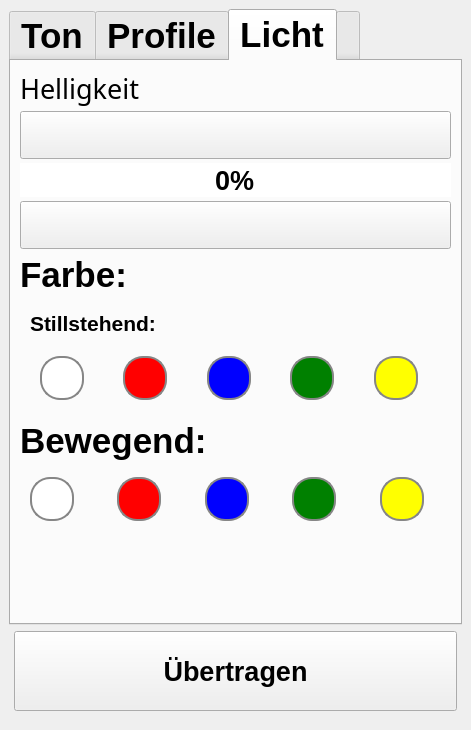
First picture: the form in klingelballui.ui, repository Sammasas/Klingelball-App, before the edit.
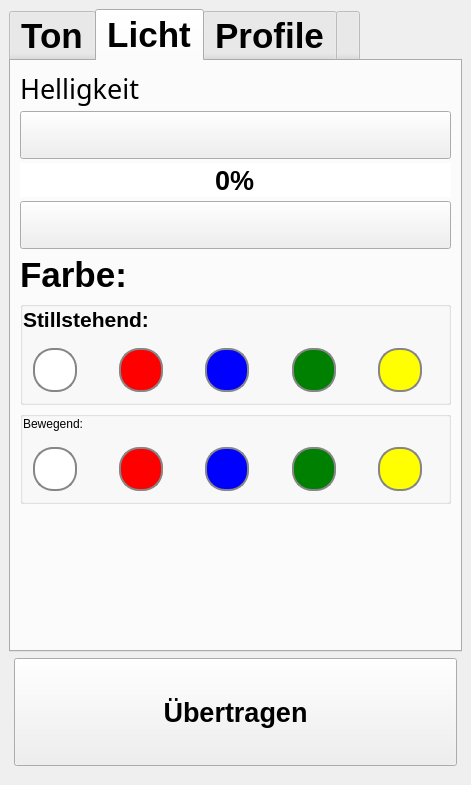
Second picture: the form after the edit. The open tabs and pages were chosen to show the change. Icons and pictures are not drawn.

```diff
--- a/klingelballui.ui
+++ b/klingelballui.ui
@@ -6,8 +6,8 @@
    <rect>
     <x>0</x>
     <y>0</y>
-    <width>462</width>
-    <height>730</height>
+    <width>444</width>
+    <height>785</height>
    </rect>
   </property>
   <property name="windowTitle">
@@ -741,6 +741,574 @@
         </item>
        </layout>
       </widget>
+      <widget class="QWidget" name="Light_tab">
+       <attribute name="title">
+        <string>Licht</string>
+       </attribute>
+       <layout class="QVBoxLayout" name="verticalLayout_9">
+        <item>
+         <layout class="QVBoxLayout" name="Helligkeit_Layout" stretch="4,4,4,4">
+          <property name="spacing">
+           <number>4</number>
+          </property>
+          <item>
+           <widget class="QLabel" name="Heilligkeit_Label">
+            <property name="sizePolicy">
+             <sizepolicy hsizetype="Minimum" vsizetype="Fixed">
+              <horstretch>0</horstretch>
+              <verstretch>0</verstretch>
+             </sizepolicy>
+            </property>
+            <property name="font">
+             <font>
+              <family>Magneto</family>
+              <pointsize>20</pointsize>
+              <bold>false</bold>
+             </font>
+            </property>
+            <property name="text">
+             <string>Helligkeit</string>
+            </property>
+            <property name="alignment">
+             <set>Qt::AlignBottom|Qt::AlignLeading|Qt::AlignLeft</set>
+            </property>
+            <property name="textInteractionFlags">
+             <set>Qt::LinksAccessibleByMouse</set>
+            </property>
+           </widget>
+          </item>
+          <item>
+           <widget class="QPushButton" name="Heilligkeit_erhoehen">
+            <property name="sizePolicy">
+             <sizepolicy hsizetype="Minimum" vsizetype="Preferred">
+              <horstretch>0</horstretch>
+              <verstretch>0</verstretch>
+             </sizepolicy>
+            </property>
+            <property name="accessibleName">
+             <string>Lautstärke erhöhen</string>
+            </property>
+            <property name="styleSheet">
+             <string notr="true"/>
+            </property>
+            <property name="text">
+             <string/>
+            </property>
+            <property name="icon">
+             <iconset resource="UI-Resources.qrc">
+              <normaloff>:/Icons/Chevron_Up_inverted.png</normaloff>:/Icons/Chevron_Up_inverted.png</iconset>
+            </property>
+            <property name="iconSize">
+             <size>
+              <width>40</width>
+              <height>12</height>
+             </size>
+            </property>
+           </widget>
+          </item>
+          <item>
+           <widget class="QSpinBox" name="Heilligkeit">
+            <property name="sizePolicy">
+             <sizepolicy hsizetype="Minimum" vsizetype="Preferred">
+              <horstretch>0</horstretch>
+              <verstretch>0</verstretch>
+             </sizepolicy>
+            </property>
+            <property name="font">
+             <font>
+              <pointsize>20</pointsize>
+              <bold>true</bold>
+             </font>
+            </property>
+            <property name="cursor">
+             <cursorShape>BlankCursor</cursorShape>
+            </property>
+            <property name="focusPolicy">
+             <enum>Qt::ClickFocus</enum>
+            </property>
+            <property name="accessibleName">
+             <string>Lautstärke %</string>
+            </property>
+            <property name="frame">
+             <bool>false</bool>
+            </property>
+            <property name="alignment">
+             <set>Qt::AlignCenter</set>
+            </property>
+            <property name="readOnly">
+             <bool>true</bool>
+            </property>
+            <property name="buttonSymbols">
+             <enum>QAbstractSpinBox::NoButtons</enum>
+            </property>
+            <property name="keyboardTracking">
+             <bool>false</bool>
+            </property>
+            <property name="suffix">
+             <string>%</string>
+            </property>
+            <property name="maximum">
+             <number>100</number>
+            </property>
+            <property name="singleStep">
+             <number>5</number>
+            </property>
+           </widget>
+          </item>
+          <item>
+           <widget class="QPushButton" name="Heilligkeit_verringern">
+            <property name="sizePolicy">
+             <sizepolicy hsizetype="Minimum" vsizetype="Preferred">
+              <horstretch>0</horstretch>
+              <verstretch>0</verstretch>
+             </sizepolicy>
+            </property>
+            <property name="accessibleName">
+             <string>Lautstärke verringern</string>
+            </property>
+            <property name="text">
+             <string/>
+            </property>
+            <property name="icon">
+             <iconset resource="UI-Resources.qrc">
+              <normaloff>:/Icons/Chevron_down_inverted.png</normaloff>:/Icons/Chevron_down_inverted.png</iconset>
+            </property>
+           </widget>
+          </item>
+         </layout>
+        </item>
+        <item>
+         <widget class="QLabel" name="Farbe_Label">
+          <property name="text">
+           <string>Farbe:</string>
+          </property>
+         </widget>
+        </item>
+        <item>
+         <widget class="QGroupBox" name="groupBox">
+          <property name="styleSheet">
+           <string notr="true">QGroupBox{
+	background-color: transparent;
+
+}</string>
+          </property>
+          <property name="title">
+           <string/>
+          </property>
+          <layout class="QVBoxLayout" name="verticalLayout_11">
+           <property name="leftMargin">
+            <number>0</number>
+           </property>
+           <property name="topMargin">
+            <number>0</number>
+           </property>
+           <property name="rightMargin">
+            <number>0</number>
+           </property>
+           <property name="bottomMargin">
+            <number>0</number>
+           </property>
+           <item>
+            <layout class="QGridLayout" name="gridLayout_6">
+             <item row="0" column="0" colspan="3">
+              <widget class="QLabel" name="Stillstehend_Farbe_label">
+               <property name="font">
+                <font>
+                 <pointsize>16</pointsize>
+                 <bold>true</bold>
+                </font>
+               </property>
+               <property name="text">
+                <string>Stillstehend:</string>
+               </property>
+              </widget>
+             </item>
+             <item row="1" column="1">
+              <widget class="QRadioButton" name="Stillstehend_Farbe2">
+               <property name="styleSheet">
+                <string notr="true">QRadioButton{
+	background-color: none;
+	margin-top: 10px;
+	margin-bottom: 10px;
+	margin-left: 10px;
+	margin-right: 10px;
+}
+QRadioButton::indicator{
+	background-color: red;
+	width: 40px;
+	height: 40px;
+	border: none;
+	border-radius: 20px;
+}
+
+QRadioButton::indicator::checked{
+	border: 4px solid black;
+}
+
+QRadioButton::indicator::unchecked{
+border: 2px solid #868686;
+}
+</string>
+               </property>
+               <property name="text">
+                <string/>
+               </property>
+              </widget>
+             </item>
+             <item row="1" column="2">
+              <widget class="QRadioButton" name="Stillstehend_Farbe3">
+               <property name="styleSheet">
+                <string notr="true">QRadioButton{
+	background-color: none;
+	margin-top: 10px;
+	margin-bottom: 10px;
+	margin-left: 10px;
+	margin-right: 10px;
+}
+QRadioButton::indicator{
+	background-color: blue;
+	width: 40px;
+	height: 40px;
+	border: none;
+	border-radius: 20px;
+}
+
+QRadioButton::indicator::checked{
+	border: 4px solid black;
+}
+
+QRadioButton::indicator::unchecked{
+	border: 2px solid #868686;
+}
+</string>
+               </property>
+               <property name="text">
+                <string/>
+               </property>
+              </widget>
+             </item>
+             <item row="1" column="3">
+              <widget class="QRadioButton" name="Stillstehend_Farbe4">
+               <property name="styleSheet">
+                <string notr="true">QRadioButton{
+	background-color: none;
+	margin-top: 10px;
+	margin-bottom: 10px;
+	margin-left: 10px;
+	margin-right: 10px;
+}
+
+QRadioButton::indicator{
+	background-color: green;
+	width: 40px;
+	height: 40px;
+	border: none;
+	border-radius: 20px;
+}
+
+QRadioButton::indicator::checked{
+	border: 4px solid black;
+}
+
+QRadioButton::indicator::unchecked{
+	border: 2px solid #868686;
+}
+</string>
+               </property>
+               <property name="text">
+                <string/>
+               </property>
+              </widget>
+             </item>
+             <item row="1" column="0">
+              <widget class="QRadioButton" name="Stillstehend_Farbe1">
+               <property name="styleSheet">
+                <string notr="true">QRadioButton{
+	background-color: none;
+	margin-top: 10px;
+	margin-bottom: 10px;
+	margin-left: 10px;
+	margin-right: 10px;
+}
+
+QRadioButton::indicator{
+	background-color: white;
+	width: 40px;
+	height: 40px;
+	border: 2px solid #868686;
+	border-radius: 20px;
+}
+
+QRadioButton::indicator::checked{
+	border: 4px solid black;
+}
+
+QRadioButton::indicator::unchecked{
+	border: 2px solid #868686;
+}
+
+</string>
+               </property>
+               <property name="text">
+                <string/>
+               </property>
+              </widget>
+             </item>
+             <item row="1" column="4">
+              <widget class="QRadioButton" name="Stillstehend_Farbe5">
+               <property name="styleSheet">
+                <string notr="true">QRadioButton{
+	background-color: none;
+	margin-top: 10px;
+	margin-bottom: 10px;
+	margin-left: 10px;
+	margin-right: 10px;
+}
+
+QRadioButton::indicator{
+	background-color: yellow;
+	width: 40px;
+	height: 40px;
+	border: none;
+	border-radius: 20px;
+}
+
+QRadioButton::indicator::checked{
+	border: 4px solid black;
+}
+
+QRadioButton::indicator::unchecked{
+	border: 2px solid #868686;
+}
+</string>
+               </property>
+               <property name="text">
+                <string/>
+               </property>
+              </widget>
+             </item>
+            </layout>
+           </item>
+          </layout>
+         </widget>
+        </item>
+        <item>
+         <widget class="QGroupBox" name="groupBox_2">
+          <property name="styleSheet">
+           <string notr="true">QGroupBox{
+	background-color: transparent;
+
+}</string>
+          </property>
+          <property name="title">
+           <string/>
+          </property>
+          <layout class="QVBoxLayout" name="verticalLayout_12">
+           <property name="leftMargin">
+            <number>0</number>
+           </property>
+           <property name="topMargin">
+            <number>0</number>
+           </property>
+           <property name="rightMargin">
+            <number>0</number>
+           </property>
+           <property name="bottomMargin">
+            <number>0</number>
+           </property>
+           <item>
+            <layout class="QGridLayout" name="gridLayout_3">
+             <item row="1" column="1">
+              <widget class="QRadioButton" name="Bewegend_Farbe2">
+               <property name="styleSheet">
+                <string notr="true">QRadioButton{
+	background-color: none;
+	margin-top: 10px;
+	margin-bottom: 10px;
+	margin-left: 10px;
+	margin-right: 10px;
+}
+QRadioButton::indicator{
+	background-color: red;
+	width: 40px;
+	height: 40px;
+	border: none;
+	border-radius: 20px;
+}
+
+QRadioButton::indicator::checked{
+	border: 4px solid black;
+}
+
+QRadioButton::indicator::unchecked{
+border: 2px solid #868686;
+}
+</string>
+               </property>
+               <property name="text">
+                <string/>
+               </property>
+              </widget>
+             </item>
+             <item row="1" column="3">
+              <widget class="QRadioButton" name="Bewegend_Farbe4">
+               <property name="styleSheet">
+                <string notr="true">QRadioButton{
+	background-color: none;
+	margin-top: 10px;
+	margin-bottom: 10px;
+	margin-left: 10px;
+	margin-right: 10px;
+}
+
+QRadioButton::indicator{
+	background-color: green;
+	width: 40px;
+	height: 40px;
+	border: none;
+	border-radius: 20px;
+}
+
+QRadioButton::indicator::checked{
+	border: 4px solid black;
+}
+
+QRadioButton::indicator::unchecked{
+	border: 2px solid #868686;
+}
+</string>
+               </property>
+               <property name="text">
+                <string/>
+               </property>
+              </widget>
+             </item>
+             <item row="1" column="2">
+              <widget class="QRadioButton" name="Bewegend_Farbe3">
+               <property name="styleSheet">
+                <string notr="true">QRadioButton{
+	background-color: none;
+	margin-top: 10px;
+	margin-bottom: 10px;
+	margin-left: 10px;
+	margin-right: 10px;
+}
+QRadioButton::indicator{
+	background-color: blue;
+	width: 40px;
+	height: 40px;
+	border: none;
+	border-radius: 20px;
+}
+
+QRadioButton::indicator::checked{
+	border: 4px solid black;
+}
+
+QRadioButton::indicator::unchecked{
+	border: 2px solid #868686;
+}
+</string>
+               </property>
+               <property name="text">
+                <string/>
+               </property>
+              </widget>
+             </item>
+             <item row="0" column="0" colspan="5">
+              <widget class="QLabel" name="Bewegend_Farbe_Label">
+               <property name="text">
+                <string>Bewegend:</string>
+               </property>
+              </widget>
+             </item>
+             <item row="1" column="4">
+              <widget class="QRadioButton" name="Bewegend_Farbe5">
+               <property name="styleSheet">
+                <string notr="true">QRadioButton{
+	background-color: none;
+	margin-top: 10px;
+	margin-bottom: 10px;
+	margin-left: 10px;
+	margin-right: 10px;
+}
+
+QRadioButton::indicator{
+	background-color: yellow;
+	width: 40px;
+	height: 40px;
+	border: none;
+	border-radius: 20px;
+}
+
+QRadioButton::indicator::checked{
+	border: 4px solid black;
+}
+
+QRadioButton::indicator::unchecked{
+	border: 2px solid #868686;
+}
+</string>
+               </property>
+               <property name="text">
+                <string/>
+               </property>
+              </widget>
+             </item>
+             <item row="1" column="0">
+              <widget class="QRadioButton" name="Bewegend_Farbe1">
+               <property name="styleSheet">
+                <string notr="true">QRadioButton{
+	background-color: none;
+	margin-top: 10px;
+	margin-bottom: 10px;
+	margin-left: 10px;
+	margin-right: 10px;
+}
+
+QRadioButton::indicator{
+	background-color: white;
+	width: 40px;
+	height: 40px;
+	border: 2px solid #868686;
+	border-radius: 20px;
+}
+
+QRadioButton::indicator::checked{
+	border: 4px solid black;
+}
+
+QRadioButton::indicator::unchecked{
+	border: 2px solid #868686;
+}
+
+</string>
+               </property>
+               <property name="text">
+                <string/>
+               </property>
+              </widget>
+             </item>
+            </layout>
+           </item>
+          </layout>
+         </widget>
+        </item>
+        <item>
+         <spacer name="verticalSpacer_6">
+          <property name="orientation">
+           <enum>Qt::Vertical</enum>
+          </property>
+          <property name="sizeHint" stdset="0">
+           <size>
+            <width>20</width>
+            <height>40</height>
+           </size>
+          </property>
+         </spacer>
+        </item>
+       </layout>
+      </widget>
       <widget class="QWidget" name="Profile_Tab">
        <property name="enabled">
         <bool>true</bool>
@@ -961,535 +1529,6 @@
         </item>
        </layout>
       </widget>
-      <widget class="QWidget" name="Light_tab">
-       <attribute name="title">
-        <string>Licht</string>
-       </attribute>
-       <layout class="QVBoxLayout" name="verticalLayout_9">
-        <item>
-         <layout class="QVBoxLayout" name="Helligkeit_Layout" stretch="4,4,4,4">
-          <property name="spacing">
-           <number>4</number>
-          </property>
-          <item>
-           <widget class="QLabel" name="Heilligkeit_Label">
-            <property name="sizePolicy">
-             <sizepolicy hsizetype="Minimum" vsizetype="Fixed">
-              <horstretch>0</horstretch>
-              <verstretch>0</verstretch>
-             </sizepolicy>
-            </property>
-            <property name="font">
-             <font>
-              <family>Magneto</family>
-              <pointsize>20</pointsize>
-              <bold>false</bold>
-             </font>
-            </property>
-            <property name="text">
-             <string>Helligkeit</string>
-            </property>
-            <property name="alignment">
-             <set>Qt::AlignBottom|Qt::AlignLeading|Qt::AlignLeft</set>
-            </property>
-            <property name="textInteractionFlags">
-             <set>Qt::LinksAccessibleByMouse</set>
-            </property>
-           </widget>
-          </item>
-          <item>
-           <widget class="QPushButton" name="Heilligkeit_erhoehen">
-            <property name="sizePolicy">
-             <sizepolicy hsizetype="Minimum" vsizetype="Preferred">
-              <horstretch>0</horstretch>
-              <verstretch>0</verstretch>
-             </sizepolicy>
-            </property>
-            <property name="accessibleName">
-             <string>Lautstärke erhöhen</string>
-            </property>
-            <property name="styleSheet">
-             <string notr="true"/>
-            </property>
-            <property name="text">
-             <string/>
-            </property>
-            <property name="icon">
-             <iconset resource="UI-Resources.qrc">
-              <normaloff>:/Icons/Chevron_Up_inverted.png</normaloff>:/Icons/Chevron_Up_inverted.png</iconset>
-            </property>
-            <property name="iconSize">
-             <size>
-              <width>40</width>
-              <height>12</height>
-             </size>
-            </property>
-           </widget>
-          </item>
-          <item>
-           <widget class="QSpinBox" name="Heilligkeit">
-            <property name="sizePolicy">
-             <sizepolicy hsizetype="Minimum" vsizetype="Preferred">
-              <horstretch>0</horstretch>
-              <verstretch>0</verstretch>
-             </sizepolicy>
-            </property>
-            <property name="font">
-             <font>
-              <pointsize>20</pointsize>
-              <bold>true</bold>
-             </font>
-            </property>
-            <property name="cursor">
-             <cursorShape>BlankCursor</cursorShape>
-            </property>
-            <property name="focusPolicy">
-             <enum>Qt::ClickFocus</enum>
-            </property>
-            <property name="accessibleName">
-             <string>Lautstärke %</string>
-            </property>
-            <property name="frame">
-             <bool>false</bool>
-            </property>
-            <property name="alignment">
-             <set>Qt::AlignCenter</set>
-            </property>
-            <property name="readOnly">
-             <bool>true</bool>
-            </property>
-            <property name="buttonSymbols">
-             <enum>QAbstractSpinBox::NoButtons</enum>
-            </property>
-            <property name="keyboardTracking">
-             <bool>false</bool>
-            </property>
-            <property name="suffix">
-             <string>%</string>
-            </property>
-            <property name="maximum">
-             <number>100</number>
-            </property>
-            <property name="singleStep">
-             <number>5</number>
-            </property>
-           </widget>
-          </item>
-          <item>
-           <widget class="QPushButton" name="Heilligkeit_verringern">
-            <property name="sizePolicy">
-             <sizepolicy hsizetype="Minimum" vsizetype="Preferred">
-              <horstretch>0</horstretch>
-              <verstretch>0</verstretch>
-             </sizepolicy>
-            </property>
-            <property name="accessibleName">
-             <string>Lautstärke verringern</string>
-            </property>
-            <property name="text">
-             <string/>
-            </property>
-            <property name="icon">
-             <iconset resource="UI-Resources.qrc">
-              <normaloff>:/Icons/Chevron_down_inverted.png</normaloff>:/Icons/Chevron_down_inverted.png</iconset>
-            </property>
-           </widget>
-          </item>
-         </layout>
-        </item>
-        <item>
-         <widget class="QLabel" name="Farbe_Label">
-          <property name="text">
-           <string>Farbe:</string>
-          </property>
-         </widget>
-        </item>
-        <item>
-         <layout class="QGridLayout" name="Stillstehend_Farbe_Layout">
-          <property name="leftMargin">
-           <number>10</number>
-          </property>
-          <property name="topMargin">
-           <number>10</number>
-          </property>
-          <property name="rightMargin">
-           <number>10</number>
-          </property>
-          <property name="bottomMargin">
-           <number>5</number>
-          </property>
-          <property name="verticalSpacing">
-           <number>10</number>
-          </property>
-          <item row="1" column="1">
-           <widget class="QRadioButton" name="Stillstehend_Farbe_Weiss">
-            <property name="styleSheet">
-             <string notr="true">QRadioButton{
-	background-color: none;
-	margin-top: 10px;
-	margin-bottom: 10px;
-	margin-left: 10px;
-	margin-right: 10px;
-}
-
-QRadioButton::indicator{
-	background-color: white;
-	width: 40px;
-	height: 40px;
-	border: 2px solid #868686;
-	border-radius: 20px;
-}
-
-QRadioButton::indicator::checked{
-	border: 4px solid black;
-}
-
-QRadioButton::indicator::unchecked{
-	border: 2px solid #868686;
-}
-
-</string>
-            </property>
-            <property name="text">
-             <string/>
-            </property>
-           </widget>
-          </item>
-          <item row="1" column="2">
-           <widget class="QRadioButton" name="Stillstehend_Farbe_Rot">
-            <property name="styleSheet">
-             <string notr="true">QRadioButton{
-	background-color: none;
-	margin-top: 10px;
-	margin-bottom: 10px;
-	margin-left: 10px;
-	margin-right: 10px;
-}
-QRadioButton::indicator{
-	background-color: red;
-	width: 40px;
-	height: 40px;
-	border: none;
-	border-radius: 20px;
-}
-
-QRadioButton::indicator::checked{
-	border: 4px solid black;
-}
-
-QRadioButton::indicator::unchecked{
-border: 2px solid #868686;
-}
-</string>
-            </property>
-            <property name="text">
-             <string/>
-            </property>
-           </widget>
-          </item>
-          <item row="1" column="5">
-           <widget class="QRadioButton" name="Stillstehend_Farbe_Gelb">
-            <property name="styleSheet">
-             <string notr="true">QRadioButton{
-	background-color: none;
-	margin-top: 10px;
-	margin-bottom: 10px;
-	margin-left: 10px;
-	margin-right: 10px;
-}
-
-QRadioButton::indicator{
-	background-color: yellow;
-	width: 40px;
-	height: 40px;
-	border: none;
-	border-radius: 20px;
-}
-
-QRadioButton::indicator::checked{
-	border: 4px solid black;
-}
-
-QRadioButton::indicator::unchecked{
-	border: 2px solid #868686;
-}
-</string>
-            </property>
-            <property name="text">
-             <string/>
-            </property>
-           </widget>
-          </item>
-          <item row="1" column="3">
-           <widget class="QRadioButton" name="Stillstehend_Farbe_Blau">
-            <property name="styleSheet">
-             <string notr="true">QRadioButton{
-	background-color: none;
-	margin-top: 10px;
-	margin-bottom: 10px;
-	margin-left: 10px;
-	margin-right: 10px;
-}
-QRadioButton::indicator{
-	background-color: blue;
-	width: 40px;
-	height: 40px;
-	border: none;
-	border-radius: 20px;
-}
-
-QRadioButton::indicator::checked{
-	border: 4px solid black;
-}
-
-QRadioButton::indicator::unchecked{
-	border: 2px solid #868686;
-}
-</string>
-            </property>
-            <property name="text">
-             <string/>
-            </property>
-           </widget>
-          </item>
-          <item row="1" column="4">
-           <widget class="QRadioButton" name="Stillstehend_Farbe_Gruen">
-            <property name="styleSheet">
-             <string notr="true">QRadioButton{
-	background-color: none;
-	margin-top: 10px;
-	margin-bottom: 10px;
-	margin-left: 10px;
-	margin-right: 10px;
-}
-
-QRadioButton::indicator{
-	background-color: green;
-	width: 40px;
-	height: 40px;
-	border: none;
-	border-radius: 20px;
-}
-
-QRadioButton::indicator::checked{
-	border: 4px solid black;
-}
-
-QRadioButton::indicator::unchecked{
-	border: 2px solid #868686;
-}
-</string>
-            </property>
-            <property name="text">
-             <string/>
-            </property>
-           </widget>
-          </item>
-          <item row="0" column="1" colspan="4">
-           <widget class="QLabel" name="Stillstehend_Farbe_label">
-            <property name="font">
-             <font>
-              <pointsize>16</pointsize>
-              <bold>true</bold>
-             </font>
-            </property>
-            <property name="text">
-             <string>Stillstehend:</string>
-            </property>
-           </widget>
-          </item>
-         </layout>
-        </item>
-        <item>
-         <layout class="QGridLayout" name="gridLayout_3">
-          <item row="1" column="2">
-           <widget class="QRadioButton" name="Bewegend_Farbe_Blau">
-            <property name="styleSheet">
-             <string notr="true">QRadioButton{
-	background-color: none;
-	margin-top: 10px;
-	margin-bottom: 10px;
-	margin-left: 10px;
-	margin-right: 10px;
-}
-QRadioButton::indicator{
-	background-color: blue;
-	width: 40px;
-	height: 40px;
-	border: none;
-	border-radius: 20px;
-}
-
-QRadioButton::indicator::checked{
-	border: 4px solid black;
-}
-
-QRadioButton::indicator::unchecked{
-	border: 2px solid #868686;
-}
-</string>
-            </property>
-            <property name="text">
-             <string/>
-            </property>
-           </widget>
-          </item>
-          <item row="1" column="0">
-           <widget class="QRadioButton" name="Bewegend_Farbe_Weiss">
-            <property name="styleSheet">
-             <string notr="true">QRadioButton{
-	background-color: none;
-	margin-top: 10px;
-	margin-bottom: 10px;
-	margin-left: 10px;
-	margin-right: 10px;
-}
-
-QRadioButton::indicator{
-	background-color: white;
-	width: 40px;
-	height: 40px;
-	border: 2px solid #868686;
-	border-radius: 20px;
-}
-
-QRadioButton::indicator::checked{
-	border: 4px solid black;
-}
-
-QRadioButton::indicator::unchecked{
-	border: 2px solid #868686;
-}
-
-</string>
-            </property>
-            <property name="text">
-             <string/>
-            </property>
-           </widget>
-          </item>
-          <item row="1" column="3">
-           <widget class="QRadioButton" name="Bewegend_Farbe_Gruen">
-            <property name="styleSheet">
-             <string notr="true">QRadioButton{
-	background-color: none;
-	margin-top: 10px;
-	margin-bottom: 10px;
-	margin-left: 10px;
-	margin-right: 10px;
-}
-
-QRadioButton::indicator{
-	background-color: green;
-	width: 40px;
-	height: 40px;
-	border: none;
-	border-radius: 20px;
-}
-
-QRadioButton::indicator::checked{
-	border: 4px solid black;
-}
-
-QRadioButton::indicator::unchecked{
-	border: 2px solid #868686;
-}
-</string>
-            </property>
-            <property name="text">
-             <string/>
-            </property>
-           </widget>
-          </item>
-          <item row="1" column="1">
-           <widget class="QRadioButton" name="Bewegend_Farbe_Rot">
-            <property name="styleSheet">
-             <string notr="true">QRadioButton{
-	background-color: none;
-	margin-top: 10px;
-	margin-bottom: 10px;
-	margin-left: 10px;
-	margin-right: 10px;
-}
-QRadioButton::indicator{
-	background-color: red;
-	width: 40px;
-	height: 40px;
-	border: none;
-	border-radius: 20px;
-}
-
-QRadioButton::indicator::checked{
-	border: 4px solid black;
-}
-
-QRadioButton::indicator::unchecked{
-border: 2px solid #868686;
-}
-</string>
-            </property>
-            <property name="text">
-             <string/>
-            </property>
-           </widget>
-          </item>
-          <item row="1" column="4">
-           <widget class="QRadioButton" name="Bewegend_Farbe_Gelb">
-            <property name="styleSheet">
-             <string notr="true">QRadioButton{
-	background-color: none;
-	margin-top: 10px;
-	margin-bottom: 10px;
-	margin-left: 10px;
-	margin-right: 10px;
-}
-
-QRadioButton::indicator{
-	background-color: yellow;
-	width: 40px;
-	height: 40px;
-	border: none;
-	border-radius: 20px;
-}
-
-QRadioButton::indicator::checked{
-	border: 4px solid black;
-}
-
-QRadioButton::indicator::unchecked{
-	border: 2px solid #868686;
-}
-</string>
-            </property>
-            <property name="text">
-             <string/>
-            </property>
-           </widget>
-          </item>
-          <item row="0" column="0" colspan="5">
-           <widget class="QLabel" name="Bewegend_Farbe_Label">
-            <property name="text">
-             <string>Bewegend:</string>
-            </property>
-           </widget>
-          </item>
-         </layout>
-        </item>
-        <item>
-         <spacer name="verticalSpacer_6">
-          <property name="orientation">
-           <enum>Qt::Vertical</enum>
-          </property>
-          <property name="sizeHint" stdset="0">
-           <size>
-            <width>20</width>
-            <height>40</height>
-           </size>
-          </property>
-         </spacer>
-        </item>
-       </layout>
-      </widget>
       <widget class="QWidget" name="Settings_Tab">
        <property name="accessibleName">
         <string>Einstellungen</string>
```
Left out of the diff: 272 changed lines with no effect on the pictures.
